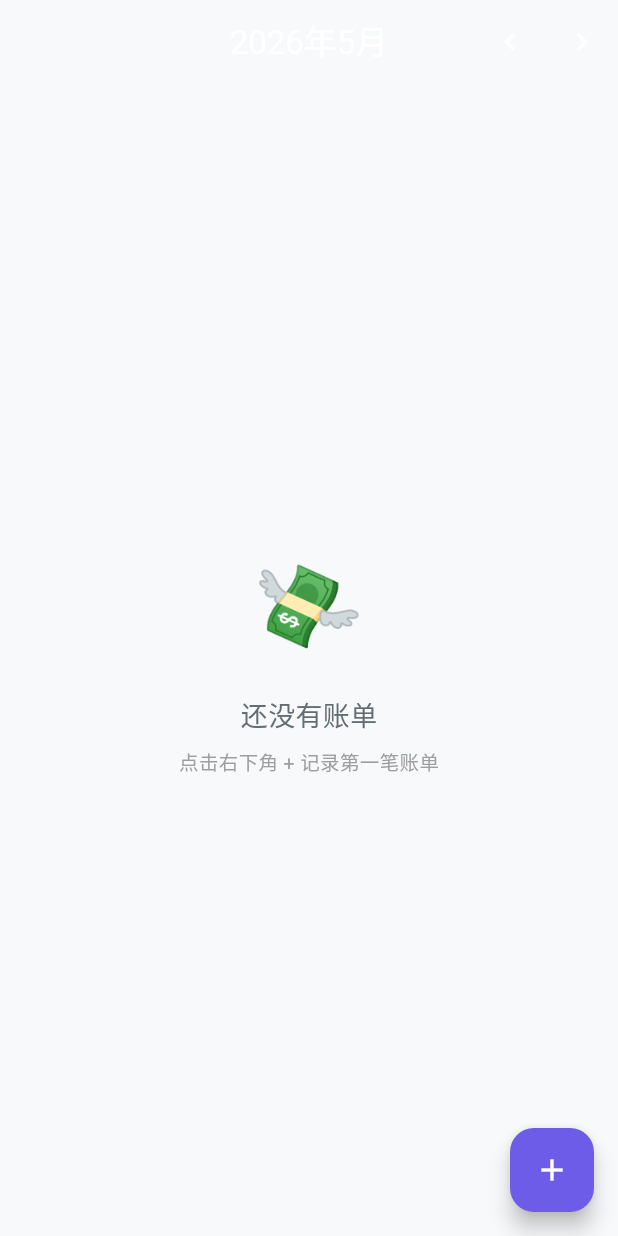
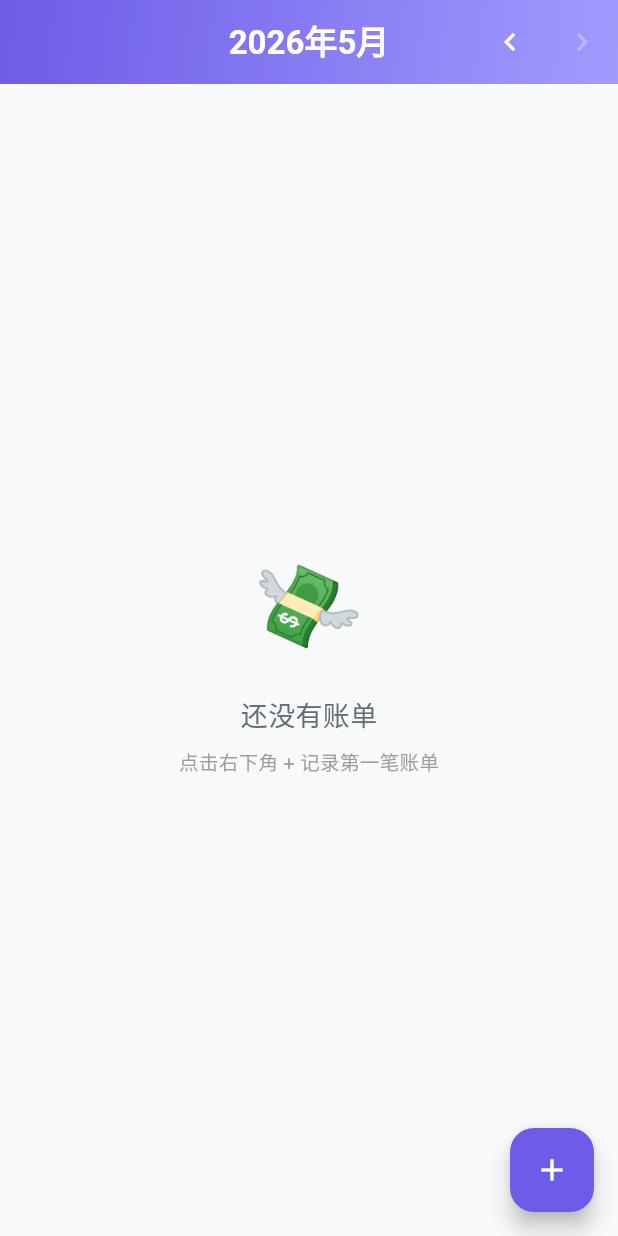
Before and after one commit to trvaelmq/ads_billtrack, a Flutter app: the BillView screen opened directly, on a phone screen of 412 x 824 dp. Run offline on Flutter 3.47's test engine with Material 3 defaults, Android fonts, the phone set to English and light mode, and no system bars; our stand-ins replace fl_chart, flutter_local_notifications, get, hive, hive_flutter, shared_preferences; accounts and stored records are empty.

Commit message:
feat: staggered list animation and iOS styling in BillView and HistoryView
Co-Authored-By: Claude Sonnet 4.6 <noreply@anthropic.com>

```diff
--- a/lib/modules/bill/bill_view.dart
+++ b/lib/modules/bill/bill_view.dart
@@ -6,6 +6,7 @@ import '../../core/services/bill_service.dart';
 import '../../core/theme/app_theme.dart';
 import '../../data/models/bill_record.dart';
 import '../../router/app_pages.dart';
+import '../../widgets/staggered_list_item.dart';
 
 class BillView extends StatelessWidget {
   const BillView({super.key});
@@ -14,34 +15,51 @@ class BillView extends StatelessWidget {
   Widget build(BuildContext context) {
     final bill = BillService.to;
     return Scaffold(
+      extendBodyBehindAppBar: true,
       appBar: AppBar(
-        title: Obx(() => Text(bill.currentMonthLabel)),
+        backgroundColor: Colors.transparent,
+        elevation: 0,
+        title: Obx(() => Text(bill.currentMonthLabel,
+            style: const TextStyle(color: Colors.white, fontWeight: FontWeight.w600))),
         actions: [
-          IconButton(icon: const Icon(Icons.chevron_left, color: Colors.white),
+          IconButton(
+              icon: const Icon(Icons.chevron_left, color: Colors.white),
               onPressed: () => bill.changeMonth(-1)),
-          IconButton(icon: const Icon(Icons.chevron_right, color: Colors.white),
-              onPressed: () => bill.isCurrentMonth ? null : bill.changeMonth(1)),
+          Obx(() => IconButton(
+              icon: Icon(Icons.chevron_right,
+                  color: bill.isCurrentMonth ? Colors.white30 : Colors.white),
+              onPressed: bill.isCurrentMonth ? null : () => bill.changeMonth(1))),
         ],
       ),
       body: Obx(() {
         final grouped = bill.billsByDate;
         if (grouped.isEmpty) {
-          return Center(
-            child: Column(
-              mainAxisSize: MainAxisSize.min,
-              children: [
+          return Column(children: [
+            Container(
+              height: MediaQuery.of(context).padding.top + 56,
+              decoration: const BoxDecoration(gradient: AppTheme.primaryGradient),
+            ),
+            Expanded(
+              child: Center(
+                child: Column(mainAxisSize: MainAxisSize.min, children: [
                   const Text('💸', style: TextStyle(fontSize: 60)),
                   const SizedBox(height: 16),
                   const Text('还没有账单', style: TextStyle(fontSize: 18, color: AppTheme.textSecondary)),
                   const SizedBox(height: 8),
-                const Text('点击右下角 + 记录第一笔账单',
-                    style: TextStyle(fontSize: 13, color: Colors.grey)),
-              ],
+                  const Text('点击右下角 + 记录第一笔账单', style: TextStyle(fontSize: 13, color: Colors.grey)),
+                ]),
               ),
-          );
+            ),
+          ]);
         }
         final keys = grouped.keys.toList();
-        return ListView.builder(
+        return Column(children: [
+          Container(
+            height: MediaQuery.of(context).padding.top + 56,
+            decoration: const BoxDecoration(gradient: AppTheme.primaryGradient),
+          ),
+          Expanded(
+            child: ListView.builder(
               padding: const EdgeInsets.only(bottom: 80),
               itemCount: keys.length,
               itemBuilder: (_, i) {
@@ -52,12 +70,10 @@ class BillView extends StatelessWidget {
                 return Column(
                   crossAxisAlignment: CrossAxisAlignment.start,
                   children: [
-                // 日期分组头
                     Container(
                       padding: const EdgeInsets.symmetric(horizontal: 16, vertical: 8),
                       color: AppTheme.background,
-                  child: Row(
-                    children: [
+                      child: Row(children: [
                         Text(dateKey, style: const TextStyle(fontWeight: FontWeight.bold, fontSize: 13, color: AppTheme.textSecondary)),
                         const Spacer(),
                         if (dayExpense > 0)
@@ -67,14 +83,18 @@ class BillView extends StatelessWidget {
                         if (dayIncome > 0)
                           Text('收入 ¥${dayIncome.toStringAsFixed(2)}',
                               style: const TextStyle(fontSize: 12, color: AppTheme.incomeGreen)),
-                    ],
+                      ]),
                     ),
-                ),
-                ...items.map((b) => _BillItem(record: b, onDelete: () => _confirmDelete(context, b, bill))),
+                    ...items.asMap().entries.map((entry) => StaggeredListItem(
+                      index: entry.key,
+                      child: _BillItem(record: entry.value, onDelete: () => _confirmDelete(context, entry.value, bill)),
+                    )),
                   ],
                 );
               },
-        );
+            ),
+          ),
+        ]);
       }),
       floatingActionButton: FloatingActionButton(
         onPressed: () => Get.toNamed(Routes.addBill),
@@ -113,11 +133,7 @@ class _BillItem extends StatelessWidget {
       onLongPress: onDelete,
       child: Container(
         margin: const EdgeInsets.symmetric(horizontal: 12, vertical: 3),
-        decoration: BoxDecoration(
-          color: Colors.white,
-          borderRadius: BorderRadius.circular(12),
-          boxShadow: [BoxShadow(color: Colors.black.withValues(alpha: 0.04), blurRadius: 4, offset: const Offset(0, 1))],
-        ),
+        decoration: AppTheme.cardDecoration,
         child: ListTile(
           leading: Container(
             width: 44, height: 44,
```
Also changed, not shown: lib/modules/history/history_view.dart (+20 -27 lines). Lines whose indentation alone changed are shown as unchanged.
